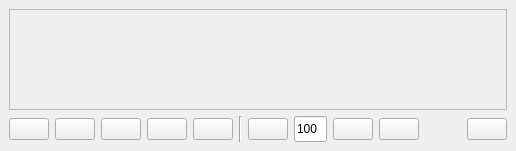
johnomotani/multigifview, file qtdesignerfiles/mainwindow.ui: the form before one commit.
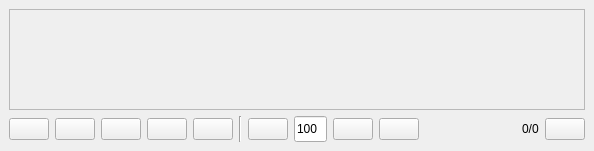
The form after the commit. Icons and pictures are not drawn.

Commit message: Add a frame counter

Diff of the .ui file:
```diff
--- a/qtdesignerfiles/mainwindow.ui
+++ b/qtdesignerfiles/mainwindow.ui
@@ -6,7 +6,7 @@
    <rect>
     <x>0</x>
     <y>0</y>
-    <width>516</width>
+    <width>594</width>
     <height>151</height>
    </rect>
   </property>
@@ -37,7 +37,7 @@
         <rect>
          <x>0</x>
          <y>0</y>
-         <width>496</width>
+         <width>574</width>
          <height>73</height>
         </rect>
        </property>
@@ -227,6 +227,13 @@
         </property>
        </spacer>
       </item>
+      <item>
+       <widget class="QLabel" name="frameCounter">
+        <property name="text">
+         <string>0/0</string>
+        </property>
+       </widget>
+      </item>
       <item>
        <widget class="QPushButton" name="quit_button">
         <property name="text">
```
Left out of the diff: 5 changed lines with no effect on the pictures. The commit also changes 2 other files.
